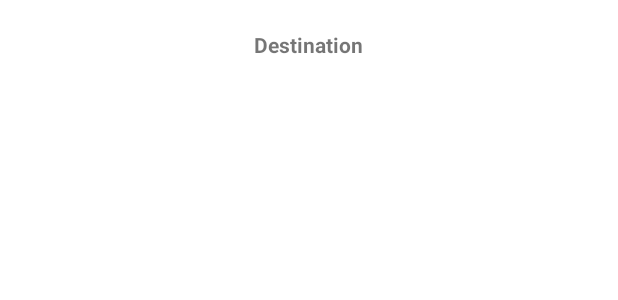
After one commit to ShovonSikder/Travellovisor, an Android app: the layout activity_bus_destinantion.xml on its own in the app's theme, with its tools: preview values and no code run, on a phone screen of 412 x 824 dp. The commit adds this screen. Shown: the top 300 px of the screen. Run offline under Robolectric (Android 15) with nearby library versions, the phone set to English and light mode, and no system bars.

Commit message:
added source to destination

```diff
--- a/app/build.gradle
+++ b/app/build.gradle
@@ -35,6 +35,9 @@ dependencies {
     implementation 'com.google.firebase:firebase-database:19.6.0'
     implementation 'com.squareup.picasso:picasso:2.71828'
 
+    //firebaseui database ..
+    implementation 'com.firebaseui:firebase-ui-database:8.0.0'
+
     implementation 'androidx.appcompat:appcompat:1.4.0'
     implementation 'com.google.android.material:material:1.4.0'
     implementation 'androidx.constraintlayout:constraintlayout:2.1.2'
--- /dev/null
+++ b/app/src/main/res/layout/activity_bus_destinantion.xml
@@ -0,0 +1,36 @@
+<?xml version="1.0" encoding="utf-8"?>
+<androidx.constraintlayout.widget.ConstraintLayout xmlns:android="http://schemas.android.com/apk/res/android"
+    xmlns:app="http://schemas.android.com/apk/res-auto"
+    xmlns:tools="http://schemas.android.com/tools"
+    android:layout_width="match_parent"
+    android:layout_height="match_parent"
+    tools:context=".transportation.BusDestination"
+    android:orientation="vertical">
+
+    <LinearLayout
+        android:layout_width="match_parent"
+        android:layout_height="match_parent"
+        android:layout_marginLeft="20dp"
+        android:layout_marginRight="20dp"
+        android:orientation="vertical"
+        >
+
+        <TextView
+            android:layout_width="wrap_content"
+            android:layout_height="wrap_content"
+            android:layout_gravity="center"
+            android:textStyle="bold"
+            android:text="Destination"
+            android:layout_marginBottom="20dp"
+            android:layout_marginTop="20dp"
+            />
+
+        <androidx.recyclerview.widget.RecyclerView
+            android:layout_width="match_parent"
+            android:layout_height="wrap_content"
+            android:id="@+id/recyclerView_rv"
+            />
+
+
+    </LinearLayout>
+</androidx.constraintlayout.widget.ConstraintLayout>
--- a/app/src/main/res/values-night/themes.xml
+++ b/app/src/main/res/values-night/themes.xml
@@ -3,7 +3,7 @@
     <style name="Theme.Travellovisor" parent="Theme.MaterialComponents.DayNight.NoActionBar">
         <!-- Primary brand color. -->
         <item name="colorPrimary">@color/purple_200</item>
-        <item name="colorPrimaryVariant">@color/purple_700</item>
+        <item name="colorPrimaryVariant">@color/tomato_def</item>
         <item name="colorOnPrimary">@color/black</item>
         <!-- Secondary brand color. -->
         <item name="colorSecondary">@color/teal_200</item>
@@ -12,5 +12,6 @@
         <!-- Status bar color. -->
         <item name="android:statusBarColor" tools:targetApi="l">?attr/colorPrimaryVariant</item>
         <!-- Customize your theme here. -->
+
     </style>
 </resources>
--- a/app/src/main/res/values/colors.xml
+++ b/app/src/main/res/values/colors.xml
@@ -8,4 +8,5 @@
     <color name="black">#FF000000</color>
     <color name="white">#FFFFFFFF</color>
     <color name="tomato">#FF6347</color>
+    <color name="tomato_def">#F1675A</color>
 </resources>
--- a/app/src/main/res/values/themes.xml
+++ b/app/src/main/res/values/themes.xml
@@ -3,7 +3,7 @@
     <style name="Theme.Travellovisor" parent="Theme.MaterialComponents.DayNight.NoActionBar">
         <!-- Primary brand color. -->
         <item name="colorPrimary">@color/purple_500</item>
-        <item name="colorPrimaryVariant">#EECD59</item>
+        <item name="colorPrimaryVariant">@color/tomato_def</item>
         <item name="colorOnPrimary">@color/white</item>
         <!-- Secondary brand color. -->
         <item name="colorSecondary">@color/teal_200</item>
```
Also changed, not shown: app/src/main/AndroidManifest.xml (+13 -5 lines), app/src/main/java/com/example/travellovisor/BusTime.java (added, +14 -0 lines), app/src/main/java/com/example/travellovisor/MainActivity.java (+8 -0 lines), app/src/main/java/com/example/travellovisor/transportation/BusDestination.java (added, +90 -0 lines), app/src/main/java/com/example/travellovisor/transportation/Bus_Source.java (added, +90 -0 lines), app/src/main/java/com/example/travellovisor/transportation/Model.java (added, +30 -0 lines), app/src/main/java/com/example/travellovisor/transportation/MyViewHolder.java (added, +24 -0 lines), app/src/main/res/layout/activity_bus_source2.xml (added, +37 -0 lines), app/src/main/res/layout/activity_bus_time.xml (added, +9 -0 lines), app/src/main/res/layout/single_view_layout.xml (added, +36 -0 lines), 187 other files.
